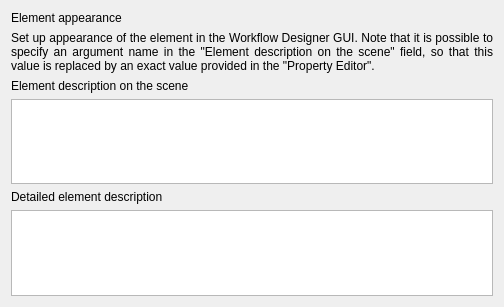
Qt form src/plugins/workflow_designer/src/library/create_cmdline_based_worker/CreateCmdlineBasedWorkerWizardElementAppearancePage.ui (violethaze74/ugene) before a commit.
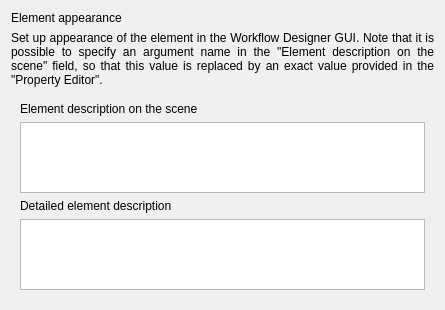
The same form after that commit.

Commit message: UGENE-6537 Vertical size of the "Configure Element with External Tool" wizard is too large

```diff
--- a/src/plugins/workflow_designer/src/library/create_cmdline_based_worker/CreateCmdlineBasedWorkerWizardElementAppearancePage.ui
+++ b/src/plugins/workflow_designer/src/library/create_cmdline_based_worker/CreateCmdlineBasedWorkerWizardElementAppearancePage.ui
@@ -6,8 +6,8 @@
    <rect>
     <x>0</x>
     <y>0</y>
-    <width>504</width>
-    <height>307</height>
+    <width>445</width>
+    <height>310</height>
    </rect>
   </property>
   <property name="windowTitle">
@@ -15,8 +15,6 @@
   </property>
   <layout class="QVBoxLayout" name="verticalLayout_4">
    <item>
-    <layout class="QVBoxLayout" name="verticalLayout">
-     <item>
       <widget class="QLabel" name="lblTitle">
        <property name="text">
         <string>Element appearance</string>
@@ -37,6 +35,30 @@
       </widget>
      </item>
      <item>
+    <widget class="QScrollArea" name="scrollArea">
+     <property name="frameShape">
+      <enum>QFrame::NoFrame</enum>
+     </property>
+     <property name="frameShadow">
+      <enum>QFrame::Sunken</enum>
+     </property>
+     <property name="lineWidth">
+      <number>0</number>
+     </property>
+     <property name="widgetResizable">
+      <bool>true</bool>
+     </property>
+     <widget class="QWidget" name="scrollAreaWidgetContents_2">
+      <property name="geometry">
+       <rect>
+        <x>0</x>
+        <y>0</y>
+        <width>427</width>
+        <height>228</height>
+       </rect>
+      </property>
+      <layout class="QVBoxLayout" name="verticalLayout">
+       <item>
       <widget class="QWidget" name="prompterContainer" native="true">
        <layout class="QVBoxLayout" name="verticalLayout_3">
         <property name="leftMargin">
@@ -60,12 +82,18 @@
         </item>
         <item>
          <widget class="QTextEdit" name="tePrompter">
+            <property name="minimumSize">
+             <size>
+              <width>0</width>
+              <height>27</height>
+             </size>
+            </property>
           <property name="html">
            <string>&lt;!DOCTYPE HTML PUBLIC &quot;-//W3C//DTD HTML 4.0//EN&quot; &quot;http://www.w3.org/TR/REC-html40/strict.dtd&quot;&gt;
 &lt;html&gt;&lt;head&gt;&lt;meta name=&quot;qrichtext&quot; content=&quot;1&quot; /&gt;&lt;style type=&quot;text/css&quot;&gt;
 p, li { white-space: pre-wrap; }
-&lt;/style&gt;&lt;/head&gt;&lt;body style=&quot; font-family:'monospace'; font-weight:400; font-style:normal;&quot;&gt;
-&lt;p style=&quot; margin-top:0px; margin-bottom:0px; margin-left:0px; margin-right:0px; -qt-block-indent:0; text-indent:0px;&quot;&gt;&lt;span&gt;&lt;/span&gt;&lt;/p&gt;&lt;/body&gt;&lt;/html&gt;</string>
+&lt;/style&gt;&lt;/head&gt;&lt;body style=&quot; font-family:'MS Shell Dlg 2'; font-size:8.25pt; font-weight:400; font-style:normal;&quot;&gt;
+&lt;p style=&quot;-qt-paragraph-type:empty; margin-top:0px; margin-bottom:0px; margin-left:0px; margin-right:0px; -qt-block-indent:0; text-indent:0px; font-family:'monospace';&quot;&gt;&lt;br /&gt;&lt;/p&gt;&lt;/body&gt;&lt;/html&gt;</string>
           </property>
          </widget>
         </item>
@@ -96,12 +124,18 @@
         </item>
         <item>
          <widget class="QTextEdit" name="teDescription">
+            <property name="minimumSize">
+             <size>
+              <width>0</width>
+              <height>27</height>
+             </size>
+            </property>
           <property name="html">
            <string>&lt;!DOCTYPE HTML PUBLIC &quot;-//W3C//DTD HTML 4.0//EN&quot; &quot;http://www.w3.org/TR/REC-html40/strict.dtd&quot;&gt;
 &lt;html&gt;&lt;head&gt;&lt;meta name=&quot;qrichtext&quot; content=&quot;1&quot; /&gt;&lt;style type=&quot;text/css&quot;&gt;
 p, li { white-space: pre-wrap; }
-&lt;/style&gt;&lt;/head&gt;&lt;body style=&quot; font-family:'monospace'; font-weight:400; font-style:normal;&quot;&gt;
-&lt;p style=&quot; margin-top:0px; margin-bottom:0px; margin-left:0px; margin-right:0px; -qt-block-indent:0; text-indent:0px;&quot;&gt;&lt;span&gt;&lt;/span&gt;&lt;/p&gt;&lt;/body&gt;&lt;/html&gt;</string>
+&lt;/style&gt;&lt;/head&gt;&lt;body style=&quot; font-family:'MS Shell Dlg 2'; font-size:8.25pt; font-weight:400; font-style:normal;&quot;&gt;
+&lt;p style=&quot;-qt-paragraph-type:empty; margin-top:0px; margin-bottom:0px; margin-left:0px; margin-right:0px; -qt-block-indent:0; text-indent:0px; font-family:'monospace';&quot;&gt;&lt;br /&gt;&lt;/p&gt;&lt;/body&gt;&lt;/html&gt;</string>
           </property>
          </widget>
         </item>
@@ -109,6 +143,8 @@
       </widget>
      </item>
     </layout>
+     </widget>
+    </widget>
    </item>
   </layout>
  </widget>
```
Lines whose indentation alone changed are shown as unchanged. The commit also changes 1 other file.
